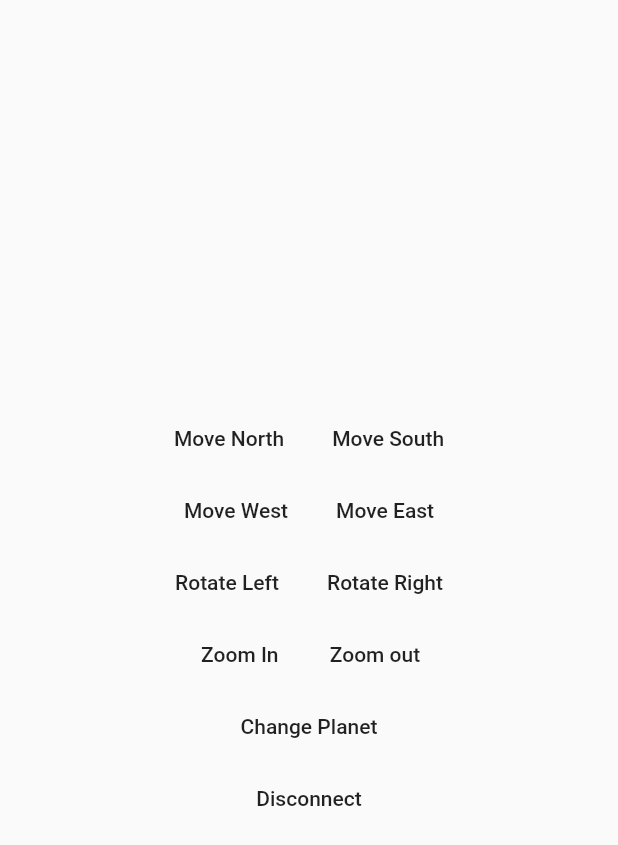
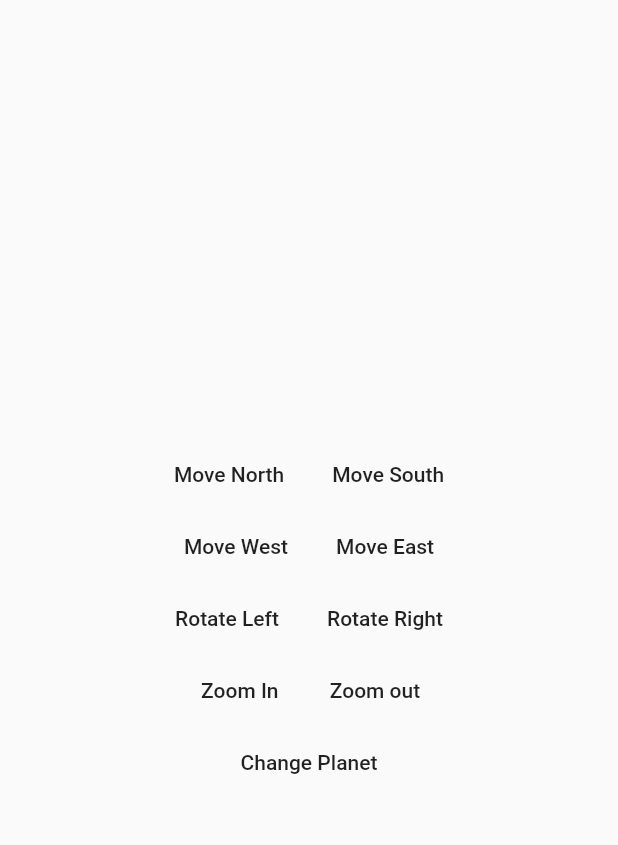
Before and after one commit to LiquidGalaxyLAB/Gesture-Controller, a Flutter app: the SocketIoScreen screen opened directly, on a phone screen of 412 x 824 dp. Shown: the top 845 px of the screen. Run offline on Flutter 3.47's test engine with Material 2 defaults, Android fonts, the phone set to English and light mode, and no system bars; our stand-ins replace camera; missing offline and left inert: flutter_socket_io, tflite.

```diff
--- a/gcmobile/lib/main.dart
+++ b/gcmobile/lib/main.dart
@@ -1,6 +1,5 @@
 import 'package:flutter/material.dart';
 import 'package:camera/camera.dart';
-import 'package:gcmobile/services/sockets.dart';
 import 'screens/home.dart';
 
 List<CameraDescription> cameras;
--- a/gcmobile/lib/screens/socketio.dart
+++ b/gcmobile/lib/screens/socketio.dart
@@ -66,10 +66,6 @@ class SocketIoScreen extends StatelessWidget {
                 child: Text('Change Planet'),
                 onPressed: () => Socket.send("planet", '{}'),
               ),
-              FlatButton(
-                child: Text('Disconnect'),
-                onPressed: () => Socket.close(),
-              ),
             ],
           )
         )
```
Also changed, not shown: 1 other file.
